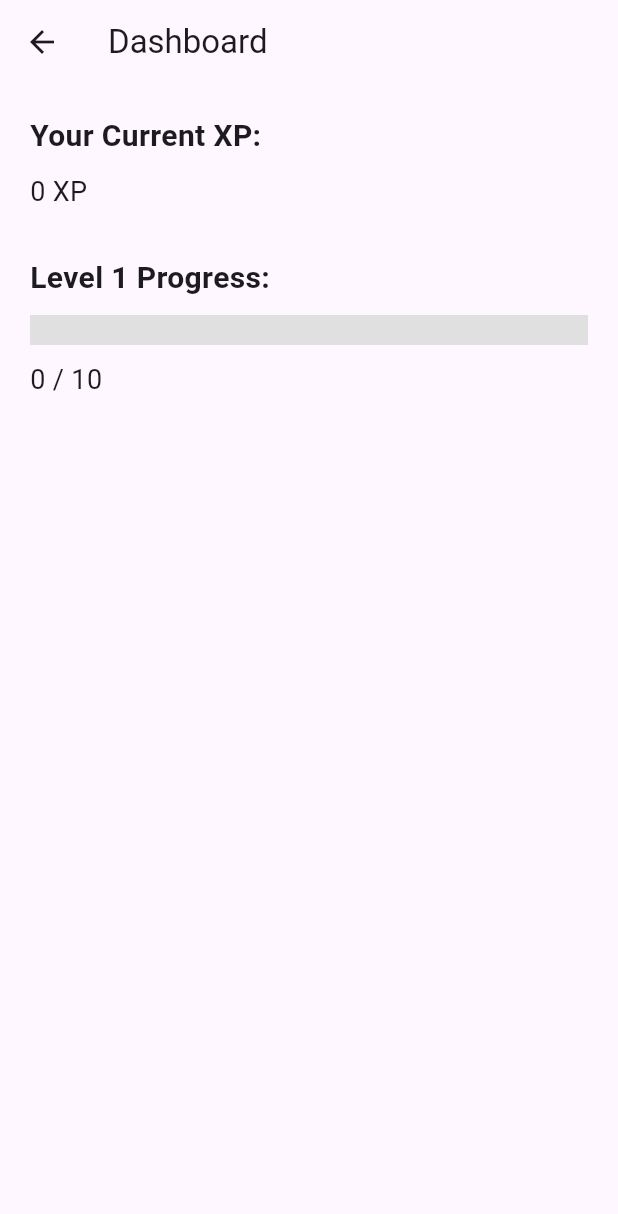
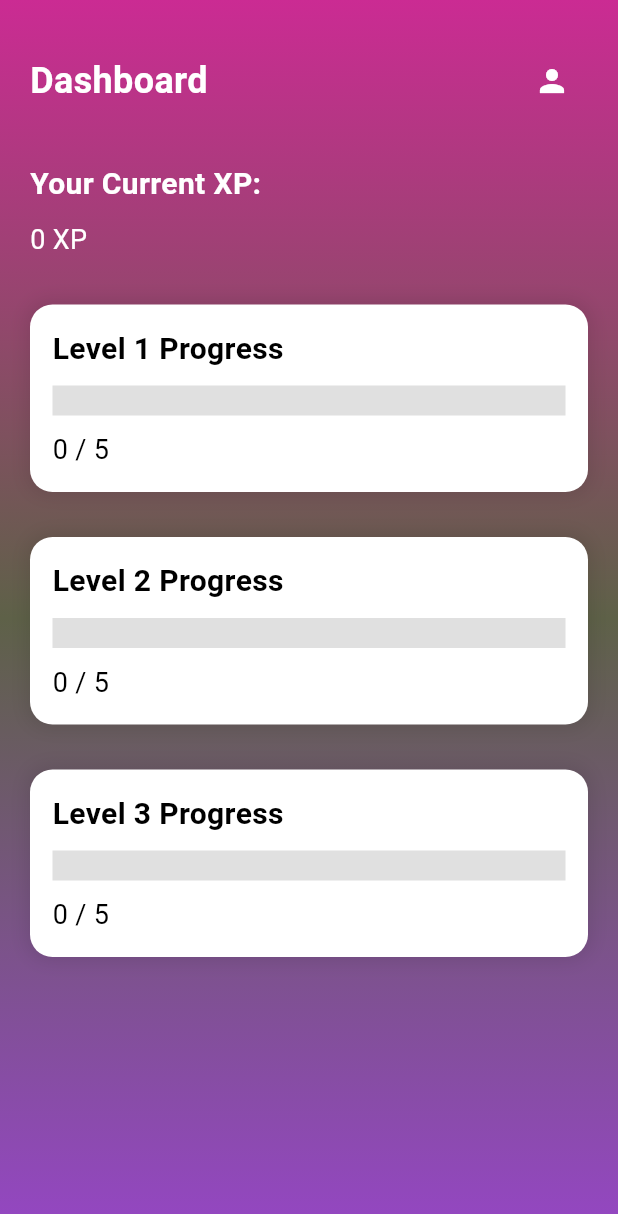
Before and after one commit to JhoerenYutiampo/LingoMasterRepoSpeech, a Flutter app: the DashboardScreen screen opened directly, on a phone screen of 412 x 824 dp. Shown: the top 1214 px of the screen. Run offline on Flutter 3.47's test engine with Material 3 defaults, Android fonts, the phone set to English and light mode, and no system bars; our stand-ins replace cloud_firestore, firebase_auth, firebase_core, firebase_storage, google_nav_bar, image_picker and 4 more; missing offline and left inert: gallery_picker, google_mlkit_text_recognition, string_similarity; accounts and stored records are empty.

Commit message:
improved dashboard

```diff
--- a/lingomaster_final/lib/screens/dashboard_screen.dart
+++ b/lingomaster_final/lib/screens/dashboard_screen.dart
@@ -1,6 +1,8 @@
 import 'package:flutter/material.dart';
 import 'package:cloud_firestore/cloud_firestore.dart';
 import 'package:firebase_auth/firebase_auth.dart';
+import 'package:lingomaster_final/screens/profile.dart'; // Import the profile screen
+import 'package:lingomaster_final/utlis/color_utils.dart'; // For hexStringToColor function
 
 class DashboardScreen extends StatefulWidget {
   const DashboardScreen({Key? key}) : super(key: key);
@@ -12,7 +14,9 @@ class DashboardScreen extends StatefulWidget {
 class _DashboardScreenState extends State<DashboardScreen> {
   int currentXP = 0;
   int lvl1Prog = 0;
-  final int totalQuestions = 10; // Level 1 has 10 questions
+  int lvl2Prog = 0;
+  int lvl3Prog = 0;
+  final int totalQuestions = 5; // number of questions
 
   @override
   void initState() {
@@ -33,6 +37,8 @@ class _DashboardScreenState extends State<DashboardScreen> {
         setState(() {
           currentXP = userDoc['exp'] ?? 0;
           lvl1Prog = userDoc['lvl1Prog'] ?? 0;
+          lvl2Prog = userDoc['lvl2Prog'] ?? 0;
+          lvl3Prog = userDoc['lvl3Prog'] ?? 0;
         });
       }
     }
@@ -40,33 +46,125 @@ class _DashboardScreenState extends State<DashboardScreen> {
 
   @override
   Widget build(BuildContext context) {
-    double progress = lvl1Prog / totalQuestions;
+    double progress1 = lvl1Prog / totalQuestions;
+    double progress2 = lvl2Prog / totalQuestions;
+    double progress3 = lvl3Prog / totalQuestions;
 
     return Scaffold(
-      appBar: AppBar(
-        title: const Text("Dashboard"),
+      body: Container(
+        decoration: BoxDecoration(
+          gradient: LinearGradient(
+            colors: [
+              hexStringToColor("CB2B93"),
+              hexStringToColor("5E6148"),
+              hexStringToColor("9546C4"),
+            ],
+            begin: Alignment.topCenter,
+            end: Alignment.bottomCenter,
           ),
-      body: Padding(
-        padding: const EdgeInsets.all(20.0),
+        ),
+        child: Column(
+          crossAxisAlignment: CrossAxisAlignment.start,
+          children: [
+            // Header with dashboard text and profile icon
+            Container(
+              padding: const EdgeInsets.symmetric(horizontal: 20, vertical: 30),
+              color: Colors.transparent,
+              child: Row(
+                mainAxisAlignment: MainAxisAlignment.spaceBetween,
+                children: [
+                  const Text(
+                    "Dashboard",
+                    style: TextStyle(
+                      fontSize: 24,
+                      fontWeight: FontWeight.bold,
+                      color: Colors.white,
+                    ),
+                  ),
+                  IconButton(
+                    icon: const Icon(Icons.person, color: Colors.white),
+                    onPressed: () {
+                      Navigator.push(
+                        context,
+                        MaterialPageRoute(
+                            builder: (context) =>
+                                const ProfilePage()), // Redirect to profile page
+                      );
+                    },
+                  ),
+                ],
+              ),
+            ),
+            Expanded(
+              child: SingleChildScrollView(
+                child: Padding(
+                  padding: const EdgeInsets.symmetric(horizontal: 20),
                   child: Column(
                     crossAxisAlignment: CrossAxisAlignment.start,
                     children: [
                       const Text(
                         "Your Current XP:",
-              style: TextStyle(fontSize: 20, fontWeight: FontWeight.bold),
+                        style: TextStyle(
+                          fontSize: 20,
+                          fontWeight: FontWeight.bold,
+                          color: Colors.white,
+                        ),
                       ),
                       const SizedBox(height: 10),
                       Text(
                         "$currentXP XP",
-              style: const TextStyle(fontSize: 18),
+                        style: const TextStyle(
+                          fontSize: 18,
+                          color: Colors.white,
+                        ),
                       ),
                       const SizedBox(height: 30),
-            const Text(
-              "Level 1 Progress:",
-              style: TextStyle(fontSize: 20, fontWeight: FontWeight.bold),
+                      // Level 1 progress box
+                      _buildProgressBox("Level 1 Progress", progress1, lvl1Prog),
+                      const SizedBox(height: 30),
+                      // Level 2 progress box
+                      _buildProgressBox("Level 2 Progress", progress2, lvl2Prog),
+                      const SizedBox(height: 30),
+                      // Level 3 progress box
+                      _buildProgressBox("Level 3 Progress", progress3, lvl3Prog),
+                    ],
+                  ),
+                ),
+              ),
+            ),
+          ],
+        ),
+      ),
+    );
+  }
+
+  // Helper function to build a progress box
+  Widget _buildProgressBox(String title, double progress, int currentProg) {
+    return Container(
+      padding: const EdgeInsets.all(15),
+      decoration: BoxDecoration(
+        color: Colors.white,
+        borderRadius: BorderRadius.circular(15),
+        boxShadow: [
+          BoxShadow(
+            color: Colors.black.withOpacity(0.1),
+            blurRadius: 10,
+            spreadRadius: 2,
+          ),
+        ],
+      ),
+      child: Column(
+        crossAxisAlignment: CrossAxisAlignment.start,
+        children: [
+          Text(
+            title,
+            style: const TextStyle(
+              fontSize: 20,
+              fontWeight: FontWeight.bold,
+              color: Colors.black,
+            ),
           ),
           const SizedBox(height: 10),
-            // Progress bar
           LinearProgressIndicator(
             value: progress,
             backgroundColor: Colors.grey[300],
@@ -74,13 +172,11 @@ class _DashboardScreenState extends State<DashboardScreen> {
             minHeight: 20,
           ),
           const SizedBox(height: 10),
-            // Display progress text (e.g., 5/10)
           Text(
-              "$lvl1Prog / $totalQuestions",
-              style: const TextStyle(fontSize: 18),
+            "$currentProg / $totalQuestions",
+            style: const TextStyle(fontSize: 18, color: Colors.black),
           ),
         ],
-        ),
       ),
     );
   }
--- a/lingomaster_final/lib/screens/signup_screen.dart
+++ b/lingomaster_final/lib/screens/signup_screen.dart
@@ -74,6 +74,10 @@ class _SignUpScreen extends State<SignUpScreen> {
                           'username': _userNameTextContoller.text,
                           'email': _emailTextContoller.text,
                           'exp': 0, // Initialize exp to 0
+                          'onBoard': false, //false for first time creating the account
+                          'lvl1Prog': 0, //Initialize progress for lvl 1
+                          'lvl2Prog': 0, //Initialize progress for lvl 2
+                          'lvl3Prog': 0, //Initialize progress for lvl 3
                         })
                         .then((_) {
                       print("User info saved to Firestore");
```
Also changed, not shown: lingomaster_final/lib/screens/onboard_screen.dart (added). Lines whose indentation alone changed are shown as unchanged.
